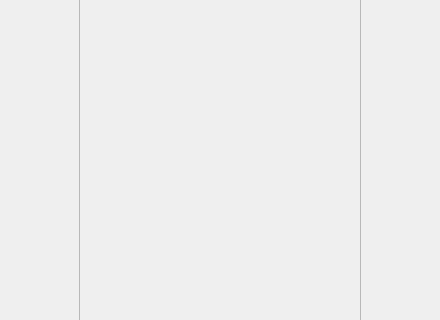
First picture: the form in ui_files/filter_widget.ui, repository abeshahsan/Photo-Wizard, before the edit; both pictures show x 0 to 440 and y 226 to 546 of the 440 by 768 pixel window.
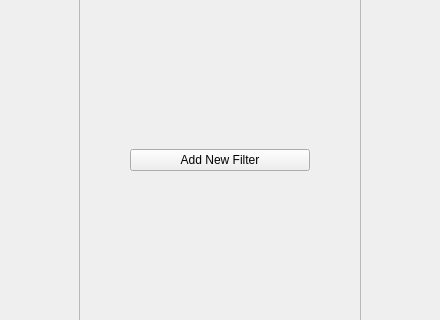
Second picture: the form after the edit.

Commit message: working on filters again

Diff of the .ui file:
```diff
--- a/ui_files/filter_widget.ui
+++ b/ui_files/filter_widget.ui
@@ -91,11 +91,11 @@
            <x>0</x>
            <y>0</y>
            <width>280</width>
-           <height>730</height>
+           <height>726</height>
           </rect>
          </property>
          <property name="sizePolicy">
-          <sizepolicy hsizetype="Preferred" vsizetype="Preferred">
+          <sizepolicy hsizetype="Preferred" vsizetype="Expanding">
            <horstretch>0</horstretch>
            <verstretch>0</verstretch>
           </sizepolicy>
@@ -126,6 +126,26 @@
             </property>
            </spacer>
           </item>
+          <item>
+           <widget class="QPushButton" name="add_new_filter_button">
+            <property name="text">
+             <string>Add New Filter</string>
+            </property>
+           </widget>
+          </item>
+          <item>
+           <spacer name="verticalSpacer_2">
+            <property name="orientation">
+             <enum>Qt::Vertical</enum>
+            </property>
+            <property name="sizeHint" stdset="0">
+             <size>
+              <width>20</width>
+              <height>40</height>
+             </size>
+            </property>
+           </spacer>
+          </item>
          </layout>
         </widget>
        </widget>
```
The commit also changes 9 other files.
